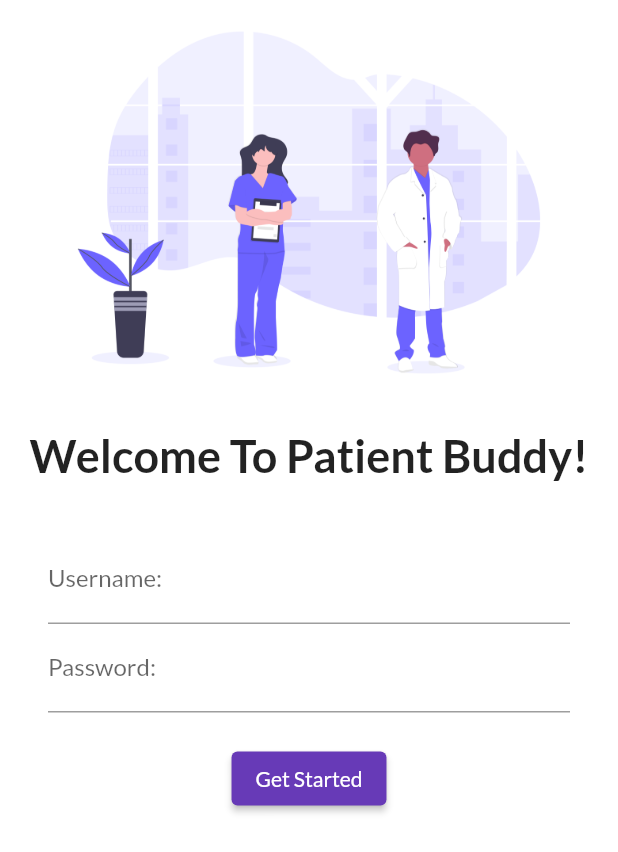
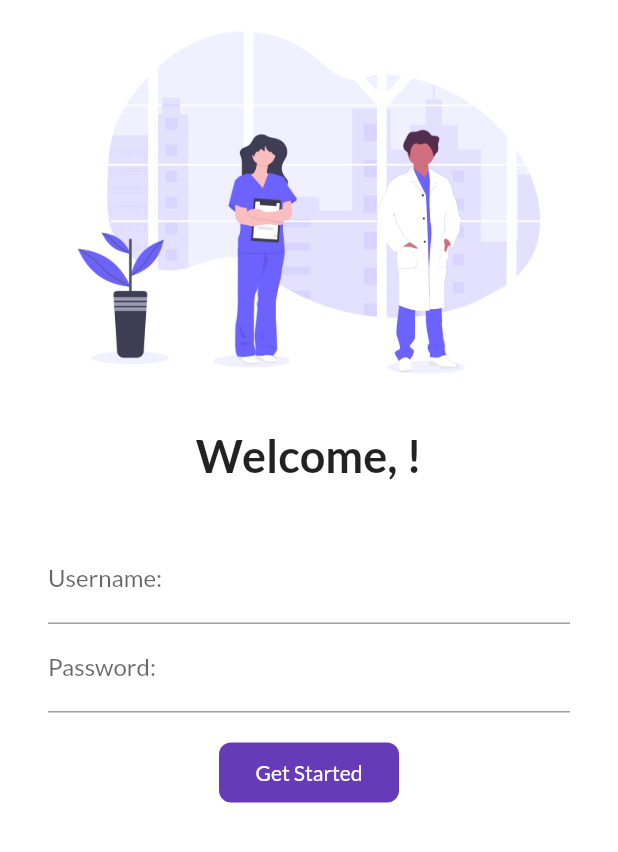
Before and after one commit to arslanone/flutter_application_1, a Flutter app: the screen it shows after launch, on a phone screen of 412 x 824 dp. Shown: the top 852 px of the screen. Run offline on Flutter 3.47's test engine with Material 2 defaults, Android fonts, the phone set to English and light mode, and no system bars; our stand-ins replace google_fonts; missing offline and left inert: dart:html.

Commit message:
Container button

```diff
--- a/lib/pages/login.dart
+++ b/lib/pages/login.dart
@@ -18,9 +18,14 @@
 import 'package:flutter/material.dart';
 import 'package:flutter_application_1/pages/home.dart';
 
-class LoginPage extends StatelessWidget {
+class LoginPage extends StatefulWidget {
   const LoginPage({Key? key}) : super(key: key);
+  @override
+  State<LoginPage> createState() => _LoginPageState();
+}
 
+class _LoginPageState extends State<LoginPage> {
+  String name = "";
   @override
   Widget build(BuildContext context) {
     return Material(
@@ -37,7 +42,7 @@
                 height: 15.0,
               ),
               Text(
-                "Welcome To Patient Buddy!",
+                "Welcome, $name!",
                 style: TextStyle(
                   fontSize: 30,
                   fontWeight: FontWeight.bold,
@@ -55,6 +60,10 @@
                       decoration: InputDecoration(
                           hintText: "Enter Your Good Name:",
                           labelText: "Username:"),
+                      onChanged: (value) {
+                        name = value;
+                        setState(() {});
+                      },
                     ),
                     TextFormField(
                       obscureText: true,
@@ -65,17 +74,39 @@
                     SizedBox(
                       height: 20.0,
                     ),
-                    ElevatedButton(
-                      onPressed: () {
-                        // ignore: avoid_print
-                        // print("Welcome To Patient Buddy Mobile App!");
-                        Navigator.push(
-                            context,
-                            MaterialPageRoute(
-                                builder: (context) => HomePage()));
-                      },
-                      child: Text("Get Started"),
-                    )
+                    // ElevatedButton(
+                    //   onPressed: () {
+                    //     // ignore: avoid_print
+                    //     // print("Welcome To Patient Buddy Mobile App!");
+                    //     Navigator.push(
+                    //         context,
+                    //         MaterialPageRoute(
+                    //             builder: (context) => HomePage()));
+                    //   },
+                    //   child: Text("Get Started"),
+                    // )
+                    InkWell(
+                        onTap: () {
+                          Navigator.push(
+                              context,
+                              MaterialPageRoute(
+                                  builder: (context) => HomePage()));
+                        },
+                        child: AnimatedContainer(
+                          duration: Duration(seconds: 1),
+                          alignment: Alignment.center,
+                          height: 40,
+                          width: 120,
+                          child: Text(
+                            "Get Started",
+                            style: TextStyle(
+                              color: Colors.white,
+                            ),
+                          ),
+                          decoration: BoxDecoration(
+                              color: Colors.deepPurple,
+                              borderRadius: BorderRadius.circular(8)),
+                        ))
                   ],
                 ),
               )
```
